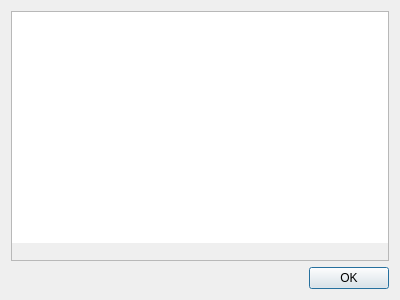
Before: the Qt Designer form app/light_list.ui in tonttu/Shaderkit, drawn with Qt 5.
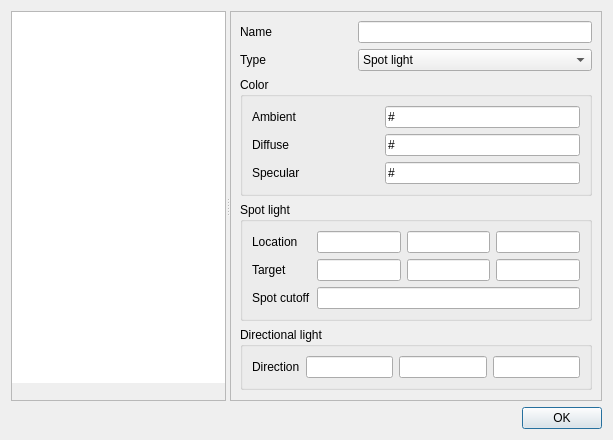
After: the same form once the commit is applied. Icons and pictures are not drawn.

Commit message: Light editor to LightList

```diff
--- a/app/light_list.ui
+++ b/app/light_list.ui
@@ -6,8 +6,8 @@
    <rect>
     <x>0</x>
     <y>0</y>
-    <width>400</width>
-    <height>300</height>
+    <width>613</width>
+    <height>440</height>
    </rect>
   </property>
   <property name="windowTitle">
@@ -15,44 +15,322 @@
   </property>
   <layout class="QVBoxLayout" name="verticalLayout">
    <item>
-    <widget class="QFrame" name="frame">
-     <property name="frameShape">
-      <enum>QFrame::StyledPanel</enum>
+    <widget class="QSplitter" name="splitter">
+     <property name="orientation">
+      <enum>Qt::Horizontal</enum>
      </property>
-     <property name="frameShadow">
-      <enum>QFrame::Raised</enum>
-     </property>
-     <layout class="QVBoxLayout" name="verticalLayout_2">
-      <property name="spacing">
-       <number>0</number>
+     <widget class="QFrame" name="frame">
+      <property name="frameShape">
+       <enum>QFrame::StyledPanel</enum>
       </property>
-      <property name="margin">
-       <number>0</number>
+      <property name="frameShadow">
+       <enum>QFrame::Raised</enum>
       </property>
-      <item>
-       <widget class="QListWidget" name="list">
-        <property name="frameShape">
-         <enum>QFrame::NoFrame</enum>
-        </property>
-        <property name="frameShadow">
-         <enum>QFrame::Plain</enum>
-        </property>
-       </widget>
-      </item>
-      <item>
-       <widget class="QToolBar" name="toolbar">
-        <property name="iconSize">
-         <size>
-          <width>16</width>
-          <height>16</height>
-         </size>
-        </property>
-        <property name="floatable">
-         <bool>false</bool>
-        </property>
-       </widget>
-      </item>
-     </layout>
+      <layout class="QVBoxLayout" name="verticalLayout_2">
+       <property name="spacing">
+        <number>0</number>
+       </property>
+       <property name="margin">
+        <number>0</number>
+       </property>
+       <item>
+        <widget class="QListWidget" name="list">
+         <property name="frameShape">
+          <enum>QFrame::NoFrame</enum>
+         </property>
+         <property name="frameShadow">
+          <enum>QFrame::Plain</enum>
+         </property>
+        </widget>
+       </item>
+       <item>
+        <widget class="QToolBar" name="toolbar">
+         <property name="iconSize">
+          <size>
+           <width>16</width>
+           <height>16</height>
+          </size>
+         </property>
+         <property name="floatable">
+          <bool>false</bool>
+         </property>
+        </widget>
+       </item>
+      </layout>
+     </widget>
+     <widget class="QFrame" name="panel">
+      <property name="frameShape">
+       <enum>QFrame::StyledPanel</enum>
+      </property>
+      <property name="frameShadow">
+       <enum>QFrame::Raised</enum>
+      </property>
+      <layout class="QGridLayout" name="gridLayout">
+       <property name="horizontalSpacing">
+        <number>2</number>
+       </property>
+       <item row="0" column="0">
+        <widget class="QLabel" name="label">
+         <property name="text">
+          <string>Name</string>
+         </property>
+        </widget>
+       </item>
+       <item row="0" column="1" colspan="2">
+        <widget class="QLineEdit" name="name">
+         <property name="readOnly">
+          <bool>true</bool>
+         </property>
+        </widget>
+       </item>
+       <item row="1" column="0">
+        <widget class="QLabel" name="label_2">
+         <property name="text">
+          <string>Type</string>
+         </property>
+        </widget>
+       </item>
+       <item row="1" column="1" colspan="2">
+        <widget class="QComboBox" name="type">
+         <item>
+          <property name="text">
+           <string>Spot light</string>
+          </property>
+          <property name="icon">
+           <iconset>
+            <normalon>:/icons/spotlight.png</normalon>
+           </iconset>
+          </property>
+         </item>
+         <item>
+          <property name="text">
+           <string>Directional light</string>
+          </property>
+          <property name="icon">
+           <iconset>
+            <normalon>:/icons/dirlight.png</normalon>
+           </iconset>
+          </property>
+         </item>
+        </widget>
+       </item>
+       <item row="8" column="0">
+        <spacer name="verticalSpacer">
+         <property name="orientation">
+          <enum>Qt::Vertical</enum>
+         </property>
+         <property name="sizeHint" stdset="0">
+          <size>
+           <width>20</width>
+           <height>40</height>
+          </size>
+         </property>
+        </spacer>
+       </item>
+       <item row="4" column="0" colspan="3">
+        <widget class="QGroupBox" name="groupBox">
+         <property name="title">
+          <string>Color</string>
+         </property>
+         <layout class="QGridLayout" name="gridLayout_2">
+          <item row="0" column="0">
+           <widget class="QLabel" name="label_3">
+            <property name="text">
+             <string>Ambient</string>
+            </property>
+           </widget>
+          </item>
+          <item row="0" column="2" colspan="2">
+           <widget class="QLineEdit" name="ambient">
+            <property name="inputMask">
+             <string>\#HHHHHHhh; </string>
+            </property>
+           </widget>
+          </item>
+          <item row="1" column="0">
+           <widget class="QLabel" name="label_4">
+            <property name="text">
+             <string>Diffuse</string>
+            </property>
+           </widget>
+          </item>
+          <item row="1" column="2" colspan="2">
+           <widget class="QLineEdit" name="diffuse">
+            <property name="inputMask">
+             <string>\#HHHHHHhh; </string>
+            </property>
+           </widget>
+          </item>
+          <item row="2" column="0">
+           <widget class="QLabel" name="label_5">
+            <property name="text">
+             <string>Specular</string>
+            </property>
+           </widget>
+          </item>
+          <item row="2" column="2" colspan="2">
+           <widget class="QLineEdit" name="specular">
+            <property name="inputMask">
+             <string>\#HHHHHHhh; </string>
+            </property>
+           </widget>
+          </item>
+          <item row="0" column="1">
+           <widget class="QPushButton" name="ambient_color">
+            <property name="maximumSize">
+             <size>
+              <width>24</width>
+              <height>16777215</height>
+             </size>
+            </property>
+            <property name="text">
+             <string/>
+            </property>
+            <property name="iconSize">
+             <size>
+              <width>16</width>
+              <height>16</height>
+             </size>
+            </property>
+            <property name="autoDefault">
+             <bool>false</bool>
+            </property>
+            <property name="flat">
+             <bool>true</bool>
+            </property>
+           </widget>
+          </item>
+          <item row="1" column="1">
+           <widget class="QPushButton" name="diffuse_color">
+            <property name="maximumSize">
+             <size>
+              <width>24</width>
+              <height>16777215</height>
+             </size>
+            </property>
+            <property name="text">
+             <string/>
+            </property>
+            <property name="iconSize">
+             <size>
+              <width>16</width>
+              <height>16</height>
+             </size>
+            </property>
+            <property name="autoDefault">
+             <bool>false</bool>
+            </property>
+            <property name="flat">
+             <bool>true</bool>
+            </property>
+           </widget>
+          </item>
+          <item row="2" column="1">
+           <widget class="QPushButton" name="specular_color">
+            <property name="maximumSize">
+             <size>
+              <width>24</width>
+              <height>16777215</height>
+             </size>
+            </property>
+            <property name="text">
+             <string/>
+            </property>
+            <property name="iconSize">
+             <size>
+              <width>16</width>
+              <height>16</height>
+             </size>
+            </property>
+            <property name="autoDefault">
+             <bool>false</bool>
+            </property>
+            <property name="flat">
+             <bool>true</bool>
+            </property>
+           </widget>
+          </item>
+         </layout>
+        </widget>
+       </item>
+       <item row="5" column="0" colspan="3">
+        <widget class="QGroupBox" name="spot_group">
+         <property name="title">
+          <string>Spot light</string>
+         </property>
+         <layout class="QGridLayout" name="gridLayout_3">
+          <item row="0" column="0">
+           <widget class="QLabel" name="label_6">
+            <property name="text">
+             <string>Location</string>
+            </property>
+           </widget>
+          </item>
+          <item row="0" column="1">
+           <widget class="QLineEdit" name="locx"/>
+          </item>
+          <item row="0" column="2">
+           <widget class="QLineEdit" name="locy"/>
+          </item>
+          <item row="0" column="3">
+           <widget class="QLineEdit" name="locz"/>
+          </item>
+          <item row="1" column="0">
+           <widget class="QLabel" name="label_7">
+            <property name="text">
+             <string>Target</string>
+            </property>
+           </widget>
+          </item>
+          <item row="1" column="1">
+           <widget class="QLineEdit" name="targetx"/>
+          </item>
+          <item row="1" column="2">
+           <widget class="QLineEdit" name="targety"/>
+          </item>
+          <item row="1" column="3">
+           <widget class="QLineEdit" name="targetz"/>
+          </item>
+          <item row="2" column="0">
+           <widget class="QLabel" name="label_9">
+            <property name="text">
+             <string>Spot cutoff</string>
+            </property>
+           </widget>
+          </item>
+          <item row="2" column="1" colspan="3">
+           <widget class="QLineEdit" name="cutoff"/>
+          </item>
+         </layout>
+        </widget>
+       </item>
+       <item row="6" column="0" colspan="3">
+        <widget class="QGroupBox" name="dir_group">
+         <property name="title">
+          <string>Directional light</string>
+         </property>
+         <layout class="QGridLayout" name="gridLayout_4">
+          <item row="0" column="0">
+           <widget class="QLabel" name="label_8">
+            <property name="text">
+             <string>Direction</string>
+            </property>
+           </widget>
+          </item>
+          <item row="0" column="1">
+           <widget class="QLineEdit" name="dirx"/>
+          </item>
+          <item row="0" column="2">
+           <widget class="QLineEdit" name="diry"/>
+          </item>
+          <item row="0" column="3">
+           <widget class="QLineEdit" name="dirz"/>
+          </item>
+         </layout>
+        </widget>
+       </item>
+      </layout>
+     </widget>
     </widget>
    </item>
    <item>
```
The commit also changes 7 other files.
